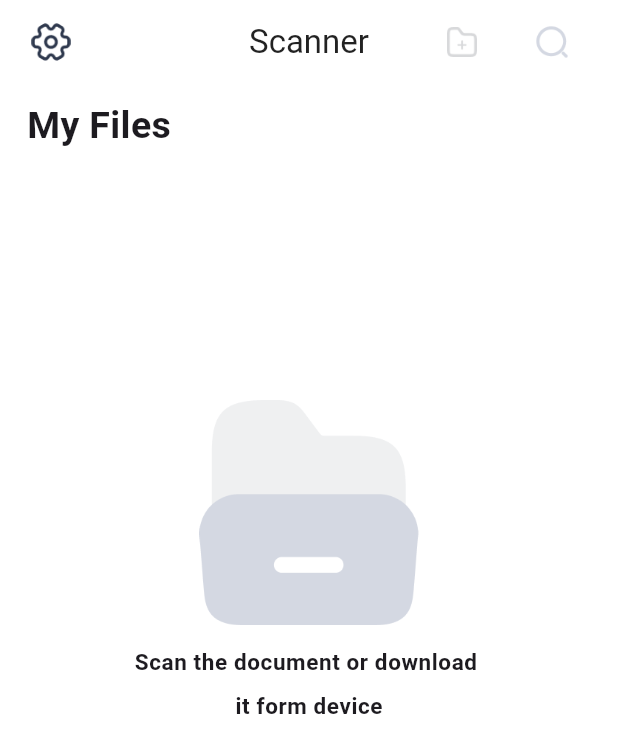
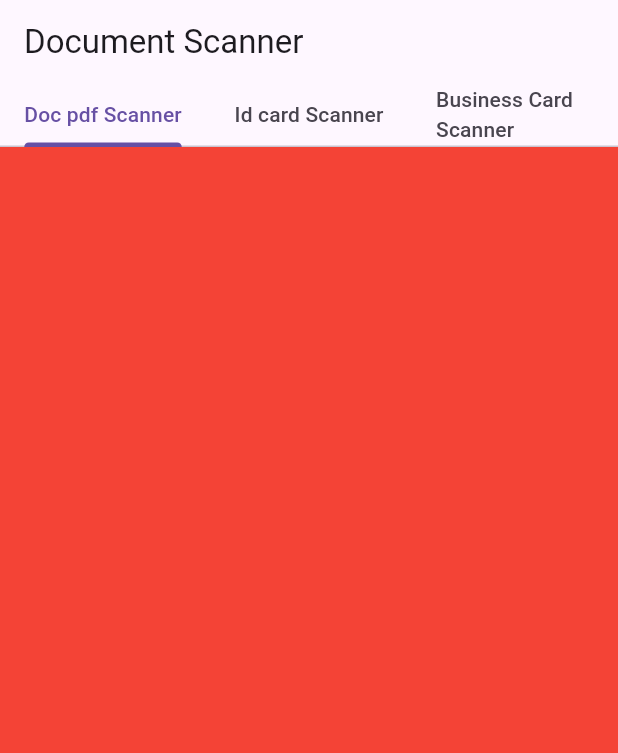
Before and after one commit to nurnabimiah/pdf_scanner_app, a Flutter app: the HomeScreen screen opened directly, on a phone screen of 412 x 824 dp. Shown: the top 753 px of the screen. Run offline on Flutter 3.47's test engine with Material 3 defaults, Android fonts, the light colour scheme and no system bars; our stand-ins replace image_picker, pdf, printing.

Commit message:
added: tab var is added

```diff
--- a/lib/main.dart
+++ b/lib/main.dart
@@ -8,7 +8,6 @@ void main() {
 class MyApp extends StatelessWidget {
   const MyApp({super.key});
 
-  // This widget is the root of your application.
   @override
   Widget build(BuildContext context) {
     return MaterialApp(
--- a/lib/screens/home_screen.dart
+++ b/lib/screens/home_screen.dart
@@ -2,6 +2,9 @@ import 'package:flutter/material.dart';
 
 import '../reusable_widget/app_headertext_widget.dart';
 import '../reusable_widget/reusable_appbar.dart';
+
+
+import 'package:flutter/material.dart';
 
 class HomeScreen extends StatefulWidget {
   const HomeScreen({Key? key}) : super(key: key);
@@ -10,51 +13,43 @@ class HomeScreen extends StatefulWidget {
   State<HomeScreen> createState() => _HomeScreenState();
 }
 
-class _HomeScreenState extends State<HomeScreen> {
+class _HomeScreenState extends State<HomeScreen> with SingleTickerProviderStateMixin {
+  late TabController _tabController;
+
+  @override
+  void initState() {
+    super.initState();
+    _tabController = TabController(length: 3, vsync: this);
+  }
+
   @override
   Widget build(BuildContext context) {
     return Scaffold(
-      backgroundColor: Colors.white,
-      appBar: reusbaleAppbar(),
+      appBar: AppBar(
+        title: Text("Document Scanner"),
+        elevation: 0,
+      ),
       body: Column(
-        crossAxisAlignment: CrossAxisAlignment.start,
         children: [
-          AppHeaderTextWidget(
-            text: 'My Files',
+          TabBar(
+            controller: _tabController,
+            tabs: [
+              Text('Doc pdf Scanner'),
+              Text('Id card Scanner'),
+              Text('Business Card Scanner'),
+
+            ],
           ),
-          SizedBox(
-            height: MediaQuery.of(context).size.height * 0.200,
-          ),
-          Center(
-            child: Column(
-              mainAxisAlignment: MainAxisAlignment.center,
-              crossAxisAlignment: CrossAxisAlignment.center,
+          Expanded(
+            child: TabBarView(
+              controller: _tabController,
               children: [
-                Image.asset(
-                  'images/no_data.png',
-                  height: 150,
-                ),
-                SizedBox(
-                  height: 14,
-                ),
-                Text(
-                  'Scan the document or download ',
-                  style: TextStyle(
-                      fontSize: 15,
-                      letterSpacing: 0.4,
-                      fontWeight: FontWeight.w600),
-                ),
-                SizedBox(
-                  height: 8,
-                ),
-                Text('it form device',
-                    style: TextStyle(
-                        fontSize: 15,
-                        letterSpacing: 0.4,
-                        fontWeight: FontWeight.w600))
+                Container(color: Colors.red), // Replace with your content for the first tab
+                Container(color: Colors.green), // Replace with your content for the second tab
+                Container(color: Colors.blue), // Replace with your content for the third tab
               ],
             ),
-          )
+          ),
         ],
       ),
     );
--- a/lib/screens/myfiles_screen.dart
+++ b/lib/screens/myfiles_screen.dart
@@ -29,7 +29,8 @@ class _MyfileScreenState extends State<MyfileScreen> {
                 width: 180,
                 decoration: BoxDecoration(
                     borderRadius: BorderRadius.all(Radius.circular(10)),
-                    color: Colors.blue.withOpacity(0.1)),
+                    color: Colors.blue.withOpacity(0.1)
+                ),
                 child: Column(
                   children: [
                     Expanded(
--- a/lib/screens/navbar.dart
+++ b/lib/screens/navbar.dart
@@ -1,6 +1,8 @@
 import 'package:document_scanner/screens/myfiles_screen.dart';
 import 'package:document_scanner/screens/practice_home_screen.dart';
 import 'package:flutter/material.dart';
+
+import 'home_screen.dart';
 
 class NavBar extends StatefulWidget {
   const NavBar({super.key});
@@ -21,7 +23,7 @@ class _NavBarState extends State<NavBar> {
   Widget build(BuildContext context) {
     return Scaffold(
       body: IndexedStack(index: tabIndex, children: const [
-        //HomeScreen(),
+        HomeScreen(),
         PracticeHomeScreen(),
         //RecentScreen(),
         MyfileScreen(),
--- a/pubspec.yaml
+++ b/pubspec.yaml
@@ -39,7 +39,9 @@ dependencies:
   image_picker: ^0.8.7+1
   pdf: ^3.6.1
   path_provider: ^2.0.6
-  printing: ^5.6.0
+
+  #printing: ^5.6.0
+  printing:
 
 dev_dependencies:
   flutter_test:
```
Also changed, not shown: lib/screens/bottomsheet_screen.dart (deleted), pubspec.lock, 1 other file.
